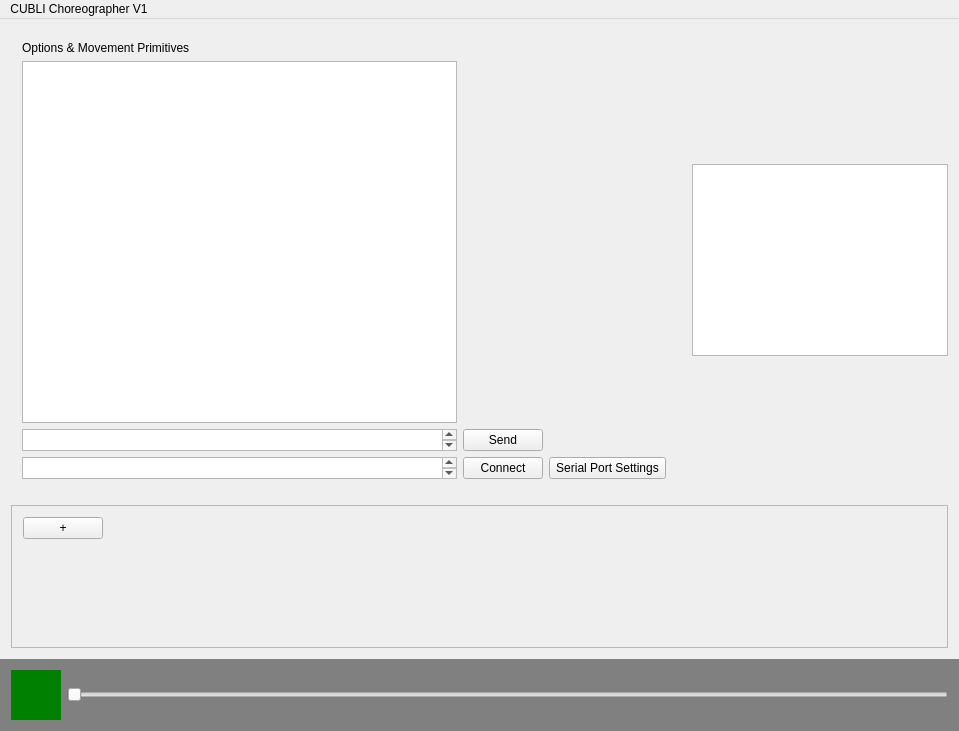
The window that CUBLIchoreographer/mainwindow.ui (danieldugas/CUBLI-Choreographer) describes before a commit, drawn with Qt 5.
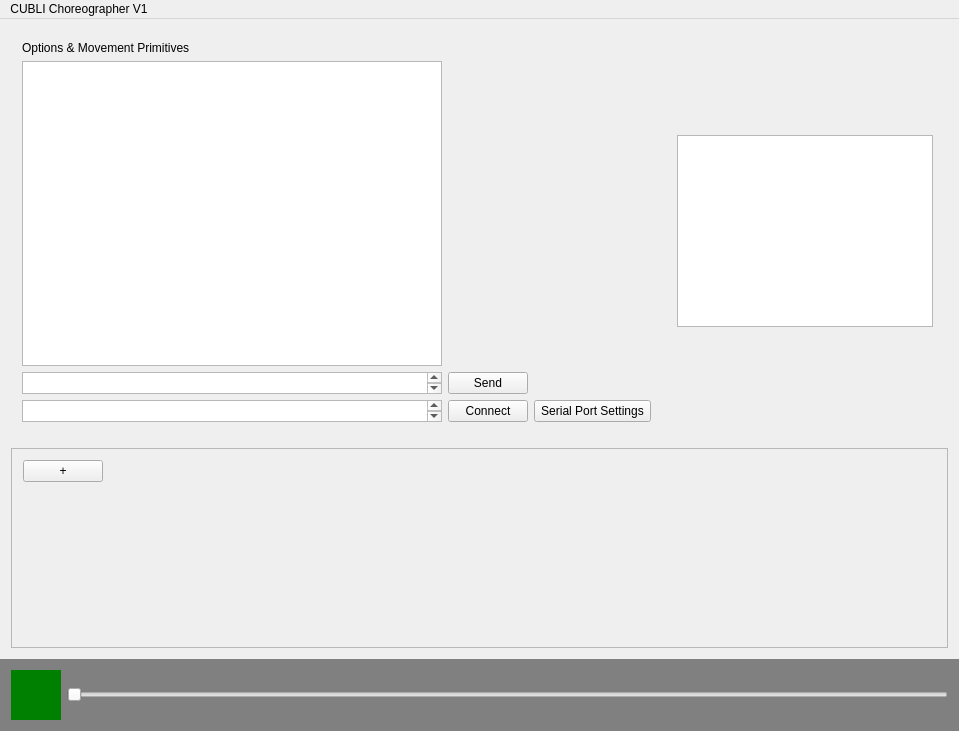
The same window after the commit.

What changed in the file:
```diff
--- a/CUBLIchoreographer/mainwindow.ui
+++ b/CUBLIchoreographer/mainwindow.ui
@@ -188,18 +188,14 @@
          </layout>
         </widget>
        </item>
-       <item row="2" column="1">
-        <widget class="QGraphicsView" name="renderererGraphicsView">
-         <property name="sizePolicy">
-          <sizepolicy hsizetype="Fixed" vsizetype="Fixed">
-           <horstretch>0</horstretch>
-           <verstretch>0</verstretch>
-          </sizepolicy>
-         </property>
-        </widget>
-       </item>
-       <item row="3" column="0" colspan="2">
+       <item row="3" column="0" colspan="3">
         <widget class="QScrollArea" name="timelineScrollArea">
+         <property name="minimumSize">
+          <size>
+           <width>0</width>
+           <height>200</height>
+          </size>
+         </property>
          <property name="autoFillBackground">
           <bool>true</bool>
          </property>
@@ -212,7 +208,7 @@
             <x>0</x>
             <y>0</y>
             <width>931</width>
-            <height>105</height>
+            <height>198</height>
            </rect>
           </property>
           <layout class="QVBoxLayout" name="verticalLayout_2">
@@ -241,6 +237,9 @@
              <property name="orientation">
               <enum>Qt::Vertical</enum>
              </property>
+             <property name="sizeType">
+              <enum>QSizePolicy::Expanding</enum>
+             </property>
              <property name="sizeHint" stdset="0">
               <size>
                <width>20</width>
@@ -253,6 +252,20 @@
          </widget>
         </widget>
        </item>
+       <item row="2" column="1">
+        <layout class="QVBoxLayout" name="verticalLayout_11">
+         <item>
+          <widget class="QGraphicsView" name="renderererGraphicsView">
+           <property name="sizePolicy">
+            <sizepolicy hsizetype="Fixed" vsizetype="Fixed">
+             <horstretch>0</horstretch>
+             <verstretch>0</verstretch>
+            </sizepolicy>
+           </property>
+          </widget>
+         </item>
+        </layout>
+       </item>
       </layout>
      </widget>
     </item>
```
